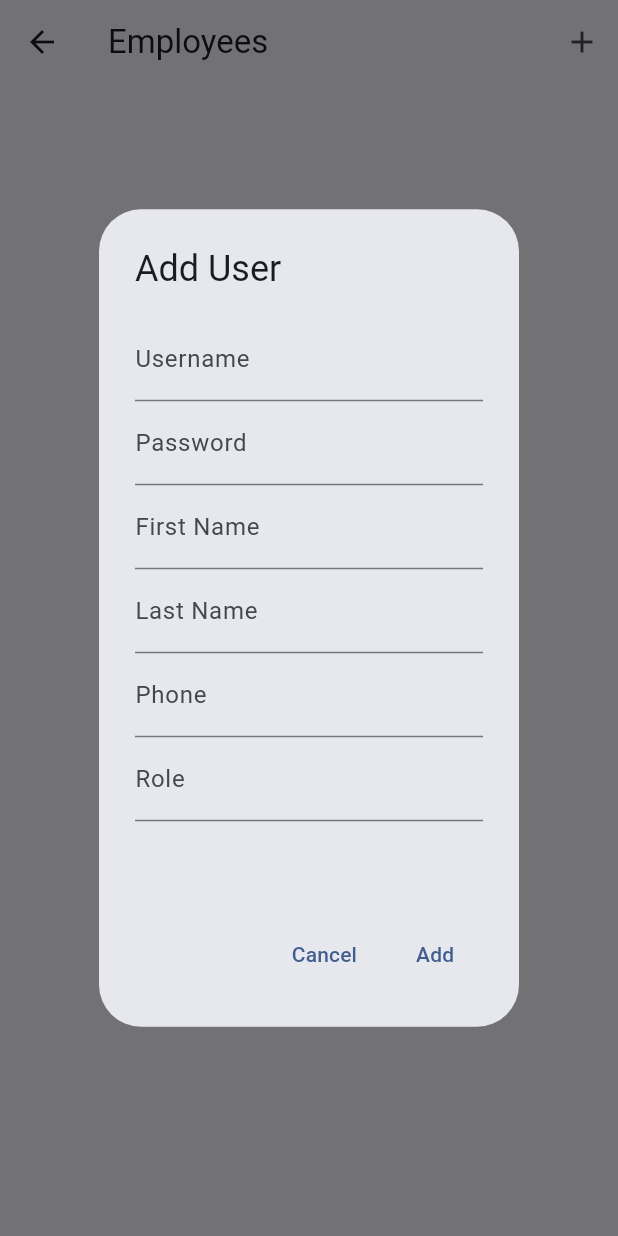
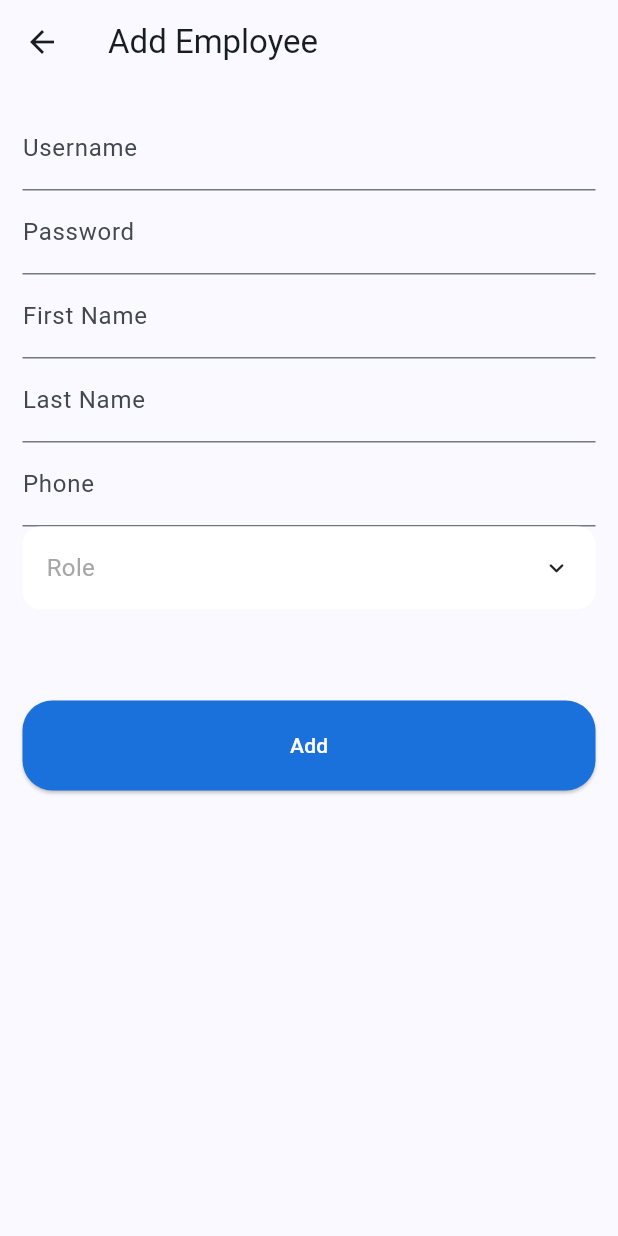
Before and after one commit to ZouheirN/Point-of-Sale-Flutter, a Flutter app: the EmployeesScreen screen opened directly, after a tap on the "add" icon, on a phone screen of 412 x 824 dp. Run offline on Flutter 3.47's test engine with Material 2 defaults, Android fonts, the phone set to English and light mode, and no system bars; drawn by our look-alikes of animated_custom_dropdown, overlay_support; our stand-ins replace gap, hive_flutter, sqflite; missing offline and left inert: mysql_client; accounts and stored records are empty.

Commit message:
add employee is now better

```diff
--- /dev/null
+++ b/lib/screens/add_employee_screen.dart
@@ -0,0 +1,185 @@
+import 'package:animated_custom_dropdown/custom_dropdown.dart';
+import 'package:flutter/material.dart';
+import 'package:flutter/services.dart';
+import 'package:gap/gap.dart';
+import 'package:pos_app/services/mysql_service.dart';
+import 'package:pos_app/widgets/buttons.dart';
+
+const List<String> _list = [
+  'Admin',
+  'Employee',
+];
+
+class AddEmployeeScreen extends StatefulWidget {
+  const AddEmployeeScreen({super.key});
+
+  @override
+  State<AddEmployeeScreen> createState() => _AddEmployeeScreenState();
+}
+
+class _AddEmployeeScreenState extends State<AddEmployeeScreen> {
+  final _usernameController = TextEditingController();
+  final _passwordController = TextEditingController();
+  final _fnameController = TextEditingController();
+  final _lnameController = TextEditingController();
+  final _phoneController = TextEditingController();
+  final _roleController = TextEditingController();
+
+  final _formKey = GlobalKey<FormState>();
+
+  Text _status = const Text("");
+
+  @override
+  void dispose() {
+    _usernameController.dispose();
+    _passwordController.dispose();
+    _fnameController.dispose();
+    _lnameController.dispose();
+    _phoneController.dispose();
+    _roleController.dispose();
+    super.dispose();
+  }
+
+  @override
+  Widget build(BuildContext context) {
+    return Scaffold(
+      appBar: AppBar(
+        title: const Text('Add Employee'),
+      ),
+      body: Form(
+        key: _formKey,
+        child: ListView(
+          padding: const EdgeInsets.all(15),
+          children: [
+            TextFormField(
+              controller: _usernameController,
+              decoration: const InputDecoration(
+                labelText: 'Username',
+              ),
+              validator: (value) {
+                if (value == null || value.isEmpty) {
+                  return 'Please enter a username';
+                }
+                return null;
+              },
+            ),
+            TextFormField(
+              controller: _passwordController,
+              decoration: const InputDecoration(
+                labelText: 'Password',
+              ),
+              validator: (value) {
+                if (value == null || value.isEmpty) {
+                  return 'Please enter a password';
+                }
+                return null;
+              },
+            ),
+            TextFormField(
+              controller: _fnameController,
+              decoration: const InputDecoration(
+                labelText: 'First Name',
+              ),
+              validator: (value) {
+                if (value == null || value.isEmpty) {
+                  return 'Please enter your first name';
+                }
+                return null;
+              },
+            ),
+            TextFormField(
+              controller: _lnameController,
+              decoration: const InputDecoration(
+                labelText: 'Last Name',
+              ),
+              validator: (value) {
+                if (value == null || value.isEmpty) {
+                  return 'Please enter your last name';
+                }
+                return null;
+              },
+            ),
+            TextFormField(
+              controller: _phoneController,
+              keyboardType: TextInputType.phone,
+              decoration: const InputDecoration(
+                labelText: 'Phone',
+              ),
+              inputFormatters: [
+                FilteringTextInputFormatter.digitsOnly,
+              ],
+              validator: (value) {
+                if (value == null || value.isEmpty) {
+                  return 'Please enter a phone number';
+                }
+                return null;
+              },
+            ),
+            CustomDropdown<String>(
+              hintText: 'Role',
+              items: _list,
+              onChanged: (value) {
+                _roleController.text = value;
+              },
+            ),
+            // TextFormField(
+            //   controller: _roleController,
+            //   decoration: const InputDecoration(
+            //     labelText: 'Role',
+            //   ),
+            //   validator: (value) {
+            //     if (value == null || value.isEmpty) {
+            //       return 'Please enter a role';
+            //     }
+            //     return null;
+            //   },
+            // ),
+            const Gap(20),
+            Align(alignment: Alignment.center, child: _status),
+            const Gap(20),
+            PrimaryButton(
+              onPressed: () async {
+                if (_formKey.currentState!.validate()) {
+                  setState(() {
+                    _status = const Text('Adding user...',
+                        style: TextStyle(color: Colors.grey));
+                  });
+
+                  // todo check if user already exists
+
+                  // add to MySQL
+                  final result = await MySQLService.addUser(
+                    _usernameController.text,
+                    _passwordController.text,
+                    _fnameController.text,
+                    _lnameController.text,
+                    _phoneController.text,
+                    _roleController.text,
+                  );
+
+                  if (result == ReturnTypes.failed) {
+                    setState(() {
+                      _status = const Text('Failed to add user',
+                          style: TextStyle(color: Colors.red));
+                    });
+                  } else if (result == ReturnTypes.duplicate) {
+                    setState(() {
+                      _status = const Text('User already exists',
+                          style: TextStyle(color: Colors.red));
+                    });
+                  } else if (result == ReturnTypes.success) {
+                    setState(() {
+                      _status = const Text('User added',
+                          style: TextStyle(color: Colors.green));
+                    });
+                  }
+                }
+              },
+              child: const Text('Add'),
+            ),
+          ],
+        ),
+      ),
+    );
+  }
+}
--- a/lib/screens/employees_screen.dart
+++ b/lib/screens/employees_screen.dart
@@ -1,6 +1,6 @@
 import 'package:flutter/material.dart';
 import 'package:gap/gap.dart';
-import 'package:pos_app/services/mysql_service.dart';
+import 'package:pos_app/screens/add_employee_screen.dart';
 import 'package:pos_app/services/sqlite_service.dart';
 
 class EmployeesScreen extends StatefulWidget {
@@ -14,8 +14,21 @@ class _EmployeesScreenState extends State<EmployeesScreen> {
   bool _isLoading = true;
   late List _users = [];
 
-  void _addUser() {
-    MySQLService.showAddUserDialog(context);
+  void _addEmployee() {
+    Navigator.of(context)
+        .push(
+      MaterialPageRoute(builder: (context) => const AddEmployeeScreen()),
+    )
+        .then((value) {
+      setState(() {
+        SqliteService.getAllUsers().then((value) {
+          setState(() {
+            _users = value;
+            _isLoading = false;
+          });
+        });
+      });
+    });
   }
 
   void _viewUserInfo(String username) {
@@ -55,7 +68,8 @@ class _EmployeesScreenState extends State<EmployeesScreen> {
                     Text('No transactions made'),
                   ],
                 )
-              else for (var transaction in transactions)
+              else
+                for (var transaction in transactions)
                   ListTile(
                     title: Text(
                       'Invoice #${transaction['Trans_ID']}',
@@ -103,13 +117,13 @@ class _EmployeesScreenState extends State<EmployeesScreen> {
     return Scaffold(
       appBar: AppBar(
         title: const Text('Employees'),
-        actions: [IconButton(onPressed: _addUser, icon: const Icon(Icons.add))],
+        actions: [IconButton(onPressed: _addEmployee, icon: const Icon(Icons.add))],
       ),
       body: ListView.builder(
         padding: const EdgeInsets.all(15),
         itemBuilder: (context, index) {
           return ListTile(
-            leading: _users[index]['role'] == 'admin'
+            leading: _users[index]['role'] == 'Admin'
                 ? const Icon(Icons.admin_panel_settings_rounded)
                 : const Icon(Icons.person_rounded),
             title: Text('${_users[index]['fname']} ${_users[index]['lname']}'),
--- a/lib/screens/home_screen.dart
+++ b/lib/screens/home_screen.dart
@@ -63,6 +63,7 @@ class _HomeScreenState extends State<HomeScreen> {
           //   title: const Text('Transaction History'),
           //   onTap: () {},
           // ),
+          if (UserInfo.getRole() == 'Admin')
           ListTile(
             leading: const Icon(Icons.groups_rounded),
             title: const Text('View Employees'),
--- a/lib/screens/products_screen.dart
+++ b/lib/screens/products_screen.dart
@@ -25,6 +25,12 @@ class _ProductsScreenState extends State<ProductsScreen> {
       });
     });
     super.initState();
+  }
+
+  @override
+  void dispose() {
+    _searchController.dispose();
+    super.dispose();
   }
 
   @override
--- a/lib/services/mysql_service.dart
+++ b/lib/services/mysql_service.dart
@@ -6,6 +6,12 @@ import 'package:mysql_client/mysql_client.dart';
 import 'package:pos_app/services/sqlite_service.dart';
 import 'package:pos_app/widgets/dialogs.dart';
 import 'package:pos_app/widgets/global_snackbar.dart';
+
+enum ReturnTypes {
+  success,
+  failed,
+  duplicate,
+}
 
 class MySQLService {
   static final _mysqlConfigBox = Hive.box('mysql_config');
@@ -117,7 +123,7 @@ class MySQLService {
     }
   }
 
-  static Future<bool> _addUser(String username, String password, String fname,
+  static Future<dynamic> addUser(String username, String password, String fname,
       String lname, String phone, String role) async {
     try {
       final conn = await MySQLConnection.createConnection(
@@ -125,31 +131,35 @@ class MySQLService {
         port: _mysqlConfigBox.get('port'),
         userName: _mysqlConfigBox.get('username'),
         password: _mysqlConfigBox.get('password'),
-          databaseName: _mysqlConfigBox.get('databaseName'));
+        databaseName: _mysqlConfigBox.get('databaseName'),
+      );
       await conn.connect();
 
       var stmt = await conn.prepare(
         "INSERT INTO users (username, password, fname, lname, phone, role) VALUES (?, ?, ?, ?, ?, ?)",
       );
-      final result =
       await stmt.execute([username, password, fname, lname, phone, role]);
       await stmt.deallocate();
+      await conn.close();
 
-      for (final row in result.rows) {
-        final userInfo = row.typedAssoc();
       SqliteService.addUser(
-          username: userInfo['username'],
-          password: userInfo['password'],
-          fname: userInfo['fname'],
-          lname: userInfo['lname'],
-          phone: userInfo['phone'],
-          role: userInfo['role'],
+        username: username,
+        password: password,
+        fname: fname,
+        lname: lname,
+        phone: phone,
+        role: role,
       );
-      }
-      return true;
+
+      return ReturnTypes.success;
     } catch (e) {
       debugPrint(e.toString());
-      return false;
+
+      if (e.toString().contains('Duplicate entry')) {
+        return ReturnTypes.duplicate;
+      }
+
+      return ReturnTypes.failed;
     }
   }
 
@@ -266,159 +276,4 @@ class MySQLService {
       },
     );
   }
-
-  static void showAddUserDialog(BuildContext context) {
-    final usernameController = TextEditingController();
-    final passwordController = TextEditingController();
-    final fnameController = TextEditingController();
-    final lnameController = TextEditingController();
-    final phoneController = TextEditingController();
-    final roleController = TextEditingController();
-
-    final formKey = GlobalKey<FormState>();
-
-    Text status = const Text("");
-
-    showDialog(
-      context: context,
-      builder: (context) {
-        return StatefulBuilder(builder: (context, setState) {
-          return AlertDialog(
-            title: const Text('Add User'),
-            content: Form(
-              key: formKey,
-              child: SingleChildScrollView(
-                child: Column(
-                  mainAxisSize: MainAxisSize.min,
-                  children: [
-                    TextFormField(
-                      controller: usernameController,
-                      decoration: const InputDecoration(
-                        labelText: 'Username',
-                      ),
-                      validator: (value) {
-                        if (value == null || value.isEmpty) {
-                          return 'Please enter a username';
 }
-                        return null;
-                      },
-                    ),
-                    TextFormField(
-                      controller: passwordController,
-                      decoration: const InputDecoration(
-                        labelText: 'Password',
-                      ),
-                      validator: (value) {
-                        if (value == null || value.isEmpty) {
-                          return 'Please enter a password';
-                        }
-                        return null;
-                      },
-                    ),
-                    TextFormField(
-                      controller: fnameController,
-                      decoration: const InputDecoration(
-                        labelText: 'First Name',
-                      ),
-                      validator: (value) {
-                        if (value == null || value.isEmpty) {
-                          return 'Please enter your first name';
-                        }
-                        return null;
-                      },
-                    ),
-                    TextFormField(
-                      controller: lnameController,
-                      decoration: const InputDecoration(
-                        labelText: 'Last Name',
-                      ),
-                      validator: (value) {
-                        if (value == null || value.isEmpty) {
-                          return 'Please enter your last name';
-                        }
-                        return null;
-                      },
-                    ),
-                    TextFormField(
-                      controller: phoneController,
-                      keyboardType: TextInputType.phone,
-                      decoration: const InputDecoration(
-                        labelText: 'Phone',
-                      ),
-                      inputFormatters: [
-                        FilteringTextInputFormatter.digitsOnly,
-                      ],
-                      validator: (value) {
-                        if (value == null || value.isEmpty) {
-                          return 'Please enter a phone number';
-                        }
-                        return null;
-                      },
-                    ),
-                    TextFormField(
-                      controller: roleController,
-                      decoration: const InputDecoration(
-                        labelText: 'Role',
-                      ),
-                      validator: (value) {
-                        if (value == null || value.isEmpty) {
-                          return 'Please enter a role';
-                        }
-                        return null;
-                      },
-                    ),
-                    const Gap(20),
-                    status,
-                  ],
-                ),
-              ),
-            ),
-            actions: [
-              TextButton(
-                onPressed: () {
-                  Navigator.of(context).pop();
-                },
-                child: const Text('Cancel'),
-              ),
-              TextButton(
-                onPressed: () async {
-                  if (formKey.currentState!.validate()) {
-                    setState(() {
-                      status = const Text('Adding user...',
-                          style: TextStyle(color: Colors.grey));
-                    });
-
-                    // todo check if user already exists
-
-                    // add to MySQL
-                    final result = await _addUser(
-                      usernameController.text,
-                      passwordController.text,
-                      fnameController.text,
-                      lnameController.text,
-                      phoneController.text,
-                      roleController.text,
-                    );
-
-                    if (!result) {
-                      setState(() {
-                        status = const Text('Failed to add user',
-                            style: TextStyle(color: Colors.red));
-                      });
-                    } else {
-                      setState(() {
-                        status = const Text('User added',
-                            style: TextStyle(color: Colors.green));
-                      });
-                    }
-                  }
-                },
-                child: const Text('Add'),
-              ),
-            ],
-          );
-        });
-      },
-    );
-  }
-}
--- a/pubspec.yaml
+++ b/pubspec.yaml
@@ -37,6 +37,7 @@ dependencies:
   gap: ^3.0.1
   path: ^1.8.3
   overlay_support:
+  animated_custom_dropdown: ^2.0.0
 
   # The following adds the Cupertino Icons font to your application.
   # Use with the CupertinoIcons class for iOS style icons.
```
Also changed, not shown: lib/screens/login_screen.dart (+7 -0 lines), lib/services/sqlite_service.dart (+4 -5 lines), pubspec.lock. Lines whose indentation alone changed are shown as unchanged.
